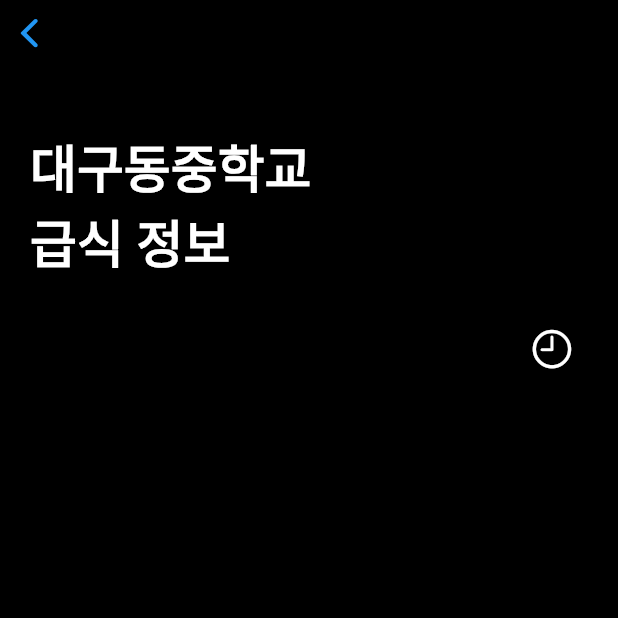
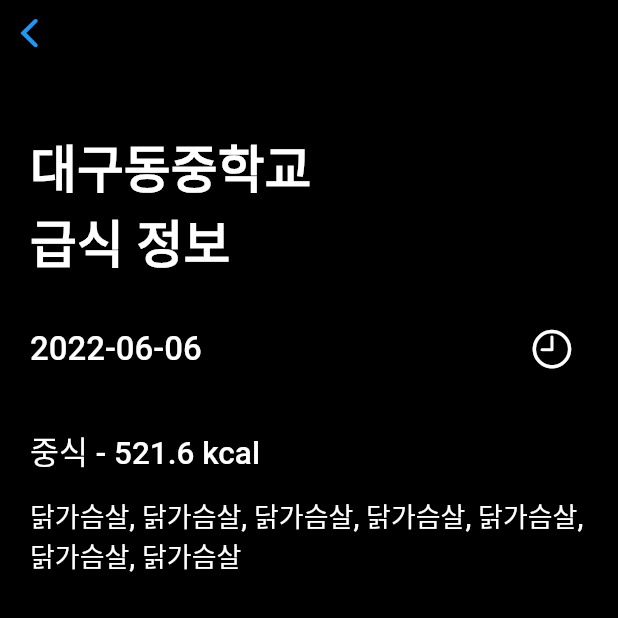
Before and after one commit to sujang958/smeals-app, a Flutter app: the DetailScreen screen opened directly, on a phone screen of 412 x 824 dp, the top half of it. Run offline on Flutter 3.47's test engine with Material 2 defaults, Android fonts, the phone set to English and light mode, and no system bars; Roboto replaces fonts that are missing (Pretendard).

Commit message:
feat: add detail screen

```diff
--- a/smeals/lib/screens/detail.dart
+++ b/smeals/lib/screens/detail.dart
@@ -12,6 +12,8 @@ class DetailScreen extends StatefulWidget {
 }
 
 class _DetailScreenState extends State<DetailScreen> {
+  final ValueNotifier<DateTime> dateNotifier = ValueNotifier(DateTime.now());
+
   @override
   Widget build(BuildContext context) {
     return CupertinoPageScaffold(
@@ -40,7 +42,10 @@ class _DetailScreenState extends State<DetailScreen> {
                     crossAxisAlignment: CrossAxisAlignment.center,
                     mainAxisAlignment: MainAxisAlignment.spaceBetween,
                     children: [
-                      const SizedBox.shrink(),
+                      Text(
+                        dateNotifier.value.toString().split(" ")[0],
+                        style: const TextStyle(fontSize: 22.0),
+                      ),
                       Material(
                           color: Colors.transparent,
                           child: IconButton(
@@ -48,15 +53,38 @@ class _DetailScreenState extends State<DetailScreen> {
                                 showCupertinoModalPopup(
                                     context: context,
                                     builder: (context) => DatePickerWidget(
-                                          dateNotifier:
-                                              ValueNotifier(DateTime.now()),
+                                          dateNotifier: dateNotifier,
                                         ));
                               },
-                              icon: Icon(
+                              icon: const Icon(
                                 CupertinoIcons.time,
                                 color: Colors.white,
                                 size: 30.0,
                               ))),
+                    ],
+                  ),
+                ),
+                Padding(padding: EdgeInsets.symmetric(vertical: 8.0)),
+                Expanded(
+                  child: ListView(
+                    physics: const BouncingScrollPhysics(),
+                    children: [
+                      Padding(
+                        padding: const EdgeInsets.only(top: 10.0, bottom: 20.0),
+                        child: Column(
+                          crossAxisAlignment: CrossAxisAlignment.start,
+                          children: [
+                            Text("중식 - 521.6 kcal", style: const TextStyle(
+                              fontSize: 21.0
+                            ),),
+                            const Padding(padding: EdgeInsets.symmetric(vertical: 7.0)),
+                            Text('닭가슴살, 닭가슴살, 닭가슴살, 닭가슴살, 닭가슴살, 닭가슴살, 닭가슴살', style: const TextStyle(
+                              fontSize: 18.0
+                            ),)
+                            ],
+                        ),
+                      ),
+
                     ],
                   ),
                 ),
```
